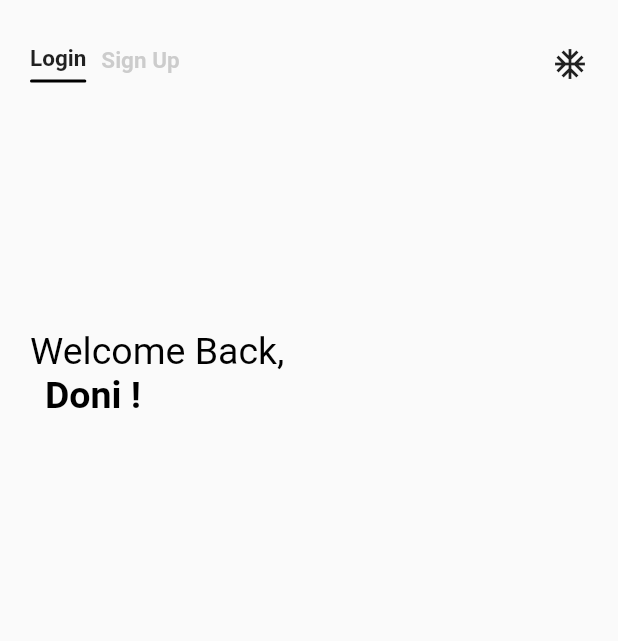
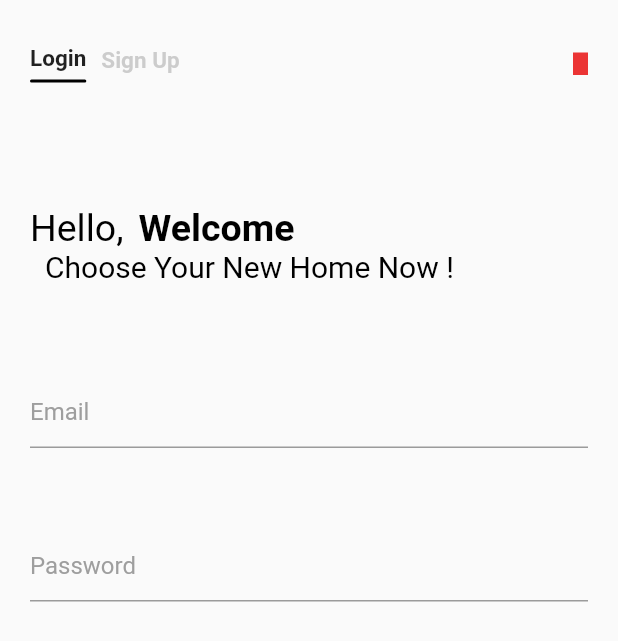
Before and after one commit to animusphere1/papi_kost_skripsi, a Flutter app: the screen it shows after launch, on a phone screen of 412 x 824 dp. Shown: the top 641 px of the screen. Run offline on Flutter 3.47's test engine with Material 2 defaults, Android fonts, the phone set to English and light mode, and no system bars; our stand-ins replace supercharged.

Commit message:
No Progress

```diff
--- a/lib/ui/constant/constant.dart
+++ b/lib/ui/constant/constant.dart
@@ -1,4 +1,15 @@
 import 'dart:ui';
+import 'package:flutter/cupertino.dart';
 import 'package:supercharged/supercharged.dart';
 
-Color statusBarColor = '#eb3434'.toColor();
+List<String> listPage = ['Login', 'SignUp'];
+
+final Color statusBarColor = '#eb3434'.toColor();
+
+double deviceWidth(BuildContext context) {
+  return MediaQuery.of(context).size.width;
+}
+
+double deviceHeight(BuildContext context) {
+  return MediaQuery.of(context).size.height;
+}
--- a/lib/ui/screen/login_screen.dart
+++ b/lib/ui/screen/login_screen.dart
@@ -1,6 +1,7 @@
+import 'dart:io';
 import 'dart:ui';
-
 import 'package:flutter/material.dart';
+import 'package:papikost/ui/constant/constant.dart';
 import 'package:papikost/ui/enum/enum.dart';
 
 class LoginScreen extends StatefulWidget {
@@ -23,6 +24,9 @@ class HomeBody extends StatefulWidget {
 }
 
 class _HomeBodyState extends State<HomeBody> {
+  File? file;
+
+  //attribute
   TextStyle textStyleStatusTrue = TextStyle(
     fontWeight: FontWeight.w700,
     fontSize: 15,
@@ -40,22 +44,17 @@ class _HomeBodyState extends State<HomeBody> {
     'Sign Up',
   ];
 
-  bool? statusNew = false;
+  bool? statusNew = true;
 
   String? name;
+
+  PageController _controller = PageController(initialPage: 0);
+
+  //function
 
   @override
   initState() {
     super.initState();
-    checkAuth();
-  }
-
-  checkAuth() {
-    if (!statusNew!) {
-      setState(() {
-        name = 'Doni';
-      });
-    }
   }
 
   @override
@@ -67,10 +66,14 @@ class _HomeBodyState extends State<HomeBody> {
         children: [
           _appBar(),
           SizedBox(
-            height: MediaQuery.of(context).size.height * 0.2,
+            height: deviceHeight(context) * 0.1,
           ),
           statusNew! ? _textWelcomeNew() : _textWelcomeRememberMe(),
           statusNew! ? _textSecondRowNew() : _textSecondRowRememberMe(),
+          SizedBox(
+            height: 20,
+          ),
+          Expanded(child: pageBuilder()),
         ],
       ),
     );
@@ -81,7 +84,13 @@ class _HomeBodyState extends State<HomeBody> {
       child: Row(
         children: [
           Expanded(flex: 1, child: _tabBar()),
-          Icon(Icons.ac_unit),
+          Container(
+            height: 15,
+            width: 10,
+            decoration: BoxDecoration(
+              color: statusBarColor,
+            ),
+          ),
         ],
       ),
     );
@@ -110,11 +119,7 @@ class _HomeBodyState extends State<HomeBody> {
     Size? textSize,
   }) {
     return GestureDetector(
-      onTap: () {
-        setState(() {
-          index = i!;
-        });
-      },
+      onTap: () {},
       child: Container(
         margin: EdgeInsets.only(right: 10),
         child: Column(
@@ -176,7 +181,7 @@ class _HomeBodyState extends State<HomeBody> {
           TextSpan(text: 'Hello,'),
           WidgetSpan(
             child: SizedBox(
-              width: 5,
+              width: 10,
             ),
           ),
           TextSpan(
@@ -191,7 +196,7 @@ class _HomeBodyState extends State<HomeBody> {
     return RichText(
       text: TextSpan(
         style: TextStyle(
-          fontSize: 25.0,
+          fontSize: 20.0,
           color: Colors.black,
         ),
         children: [
@@ -213,7 +218,7 @@ class _HomeBodyState extends State<HomeBody> {
     return RichText(
       text: TextSpan(
         style: TextStyle(
-          fontSize: 14.0,
+          fontSize: 20.0,
           color: Colors.black,
         ),
         children: [
@@ -230,13 +235,6 @@ class _HomeBodyState extends State<HomeBody> {
     );
   }
 
-  Widget _textField(TextFocus textFocus, BuildContext context) {
-    return Container(
-      height: MediaQuery.of(context).size.height * 0.1,
-      color: Colors.yellow,
-    );
-  }
-
   Size _textSize(String text, TextStyle style) {
     TextPainter textPainter = TextPainter(
         text: TextSpan(text: text, style: style),
@@ -245,4 +243,84 @@ class _HomeBodyState extends State<HomeBody> {
       ..layout(minWidth: 0, maxWidth: double.infinity);
     return textPainter.size;
   }
+
+  Widget _pageView(String page) {
+    switch (page) {
+      case 'Login':
+        return Container(
+          child: Column(
+            children: [
+              SizedBox(height: deviceWidth(context) * 0.1),
+              _textField(
+                  context: context,
+                  hintText: 'Email',
+                  textFocus: TextFocus.focus),
+              SizedBox(height: 20),
+              _textField(
+                  context: context,
+                  hintText: 'Password',
+                  textFocus: TextFocus.unFocus),
+              file != null ? Expanded(child: Image.file(file!)) : SizedBox(),
+            ],
+          ),
+        );
+      case 'SignUp':
+        return Container(
+          child: Column(
+            children: [
+              // _textField(TextFocus.focus, context, 'Email'),
+              // _textField(TextFocus.unFocus, context, 'Password'),
+              // file != null ? Expanded(child: Image.file(file!)) : SizedBox(),
+            ],
+          ),
+        );
+    }
+
+    return Container();
+  }
+
+  Widget pageBuilder() {
+    return PageView.builder(
+      physics: BouncingScrollPhysics(),
+      controller: _controller,
+      onPageChanged: (i) {
+        index = i;
+        setState(() {});
+      },
+      itemCount: listPage.length,
+      itemBuilder: (context, i) {
+        return _pageView(listPage[i]);
+      },
+    );
+  }
+
+  //textField widget
+  dynamic focusScope(BuildContext context, TextFocus focus) {
+    switch (focus) {
+      case TextFocus.focus:
+        return FocusScope.of(context).nextFocus();
+      case TextFocus.unFocus:
+        return FocusScope.of(context).unfocus();
+      default:
+    }
+  }
+
+  Widget _textField(
+      {TextFocus textFocus = TextFocus.focus,
+      BuildContext? context,
+      String? hintText}) {
+    return Container(
+      height: deviceHeight(context!) * 0.1,
+      child: TextField(
+        onEditingComplete: () => focusScope(context, textFocus),
+        decoration: InputDecoration(
+          hintStyle: TextStyle(
+            color: Colors.grey,
+          ),
+          hintText: hintText,
+          hintMaxLines: 8,
+        ),
+      ),
+    );
+  }
 }
--- a/pubspec.yaml
+++ b/pubspec.yaml
@@ -30,6 +30,8 @@ dependencies:
   cupertino_icons: ^1.0.2
   provider: ^5.0.0
   supercharged: ^2.0.0
+  image_picker: ^0.7.5
+  path_provider: ^2.0.1
 
 dev_dependencies:
   flutter_test:
```
Also changed, not shown: pubspec.lock.
